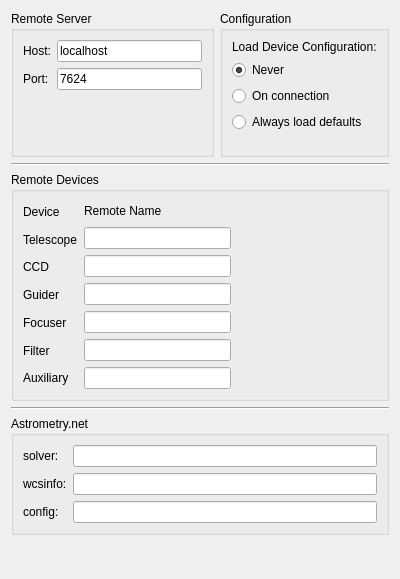
The window that kstars/ekos/opsekos.ui (KDE/kstars) describes before a commit, drawn with Qt 5.
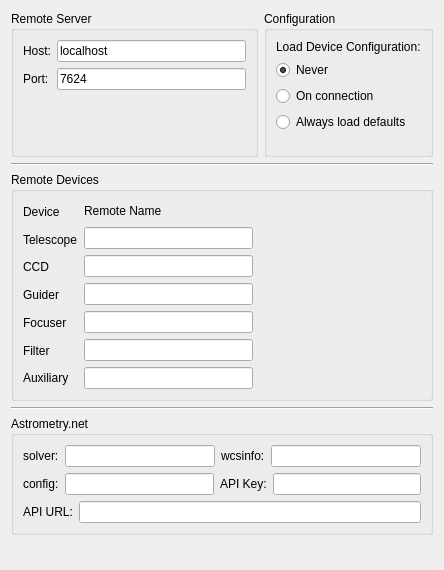
The same window after the commit.

Commit message: Adding support to online plate solving using astrometry.net web services API. Users can now use the online service without having to download gigabytes of catalogs to perform offline solving. This required JSON processing and therefore I had to include an optional dependency on QJSON for the time being until KStars moves to Qt5 which has native JSON parser.

```diff
--- a/kstars/ekos/opsekos.ui
+++ b/kstars/ekos/opsekos.ui
@@ -6,11 +6,11 @@
    <rect>
     <x>0</x>
     <y>0</y>
-    <width>400</width>
-    <height>579</height>
+    <width>444</width>
+    <height>570</height>
    </rect>
   </property>
-  <layout class="QVBoxLayout" name="verticalLayout_5">
+  <layout class="QVBoxLayout" name="verticalLayout_6">
    <item>
     <layout class="QHBoxLayout" name="horizontalLayout">
      <item>
@@ -274,15 +274,17 @@
      <property name="title">
       <string>Astrometry.net</string>
      </property>
-     <layout class="QGridLayout" name="gridLayout_2">
-      <item row="0" column="0">
+     <layout class="QVBoxLayout" name="verticalLayout_5">
+      <item>
+       <layout class="QHBoxLayout" name="horizontalLayout_5">
+        <item>
        <widget class="QLabel" name="label_15">
         <property name="text">
          <string>solver:</string>
         </property>
        </widget>
       </item>
-      <item row="0" column="1">
+        <item>
        <widget class="QLineEdit" name="kcfg_astrometrySolver">
         <property name="toolTip">
          <string>Astrometry.net solve-field binary</string>
@@ -292,14 +294,14 @@
         </property>
        </widget>
       </item>
-      <item row="1" column="0">
+        <item>
        <widget class="QLabel" name="label_16">
         <property name="text">
          <string>wcsinfo:</string>
         </property>
        </widget>
       </item>
-      <item row="1" column="1">
+        <item>
        <widget class="QLineEdit" name="kcfg_astrometryWCSInfo">
         <property name="toolTip">
          <string>Astrometry.net wcsinfo binary</string>
@@ -309,14 +311,18 @@
         </property>
        </widget>
       </item>
-      <item row="2" column="0">
+       </layout>
+      </item>
+      <item>
+       <layout class="QHBoxLayout" name="horizontalLayout_6">
+        <item>
        <widget class="QLabel" name="label_14">
         <property name="text">
          <string>config:</string>
         </property>
        </widget>
       </item>
-      <item row="2" column="1">
+        <item>
        <widget class="QLineEdit" name="kcfg_astrometryConfFile">
         <property name="toolTip">
          <string>Astrometry.net configuration file</string>
@@ -325,6 +331,46 @@
          <string/>
         </property>
        </widget>
+        </item>
+        <item>
+         <widget class="QLabel" name="label_17">
+          <property name="text">
+           <string>API Key:</string>
+          </property>
+         </widget>
+        </item>
+        <item>
+         <widget class="QLineEdit" name="kcfg_astrometryAPIKey">
+          <property name="toolTip">
+           <string>Astrometry.net configuration file</string>
+          </property>
+          <property name="text">
+           <string/>
+          </property>
+         </widget>
+        </item>
+       </layout>
+      </item>
+      <item>
+       <layout class="QHBoxLayout" name="horizontalLayout_7">
+        <item>
+         <widget class="QLabel" name="label_18">
+          <property name="text">
+           <string>API URL:</string>
+          </property>
+         </widget>
+        </item>
+        <item>
+         <widget class="QLineEdit" name="kcfg_astrometryAPIURL">
+          <property name="toolTip">
+           <string>Astrometry.net configuration file</string>
+          </property>
+          <property name="text">
+           <string/>
+          </property>
+         </widget>
+        </item>
+       </layout>
       </item>
      </layout>
     </widget>
```
Lines whose indentation alone changed are shown as unchanged. The commit also changes 15 other files.
